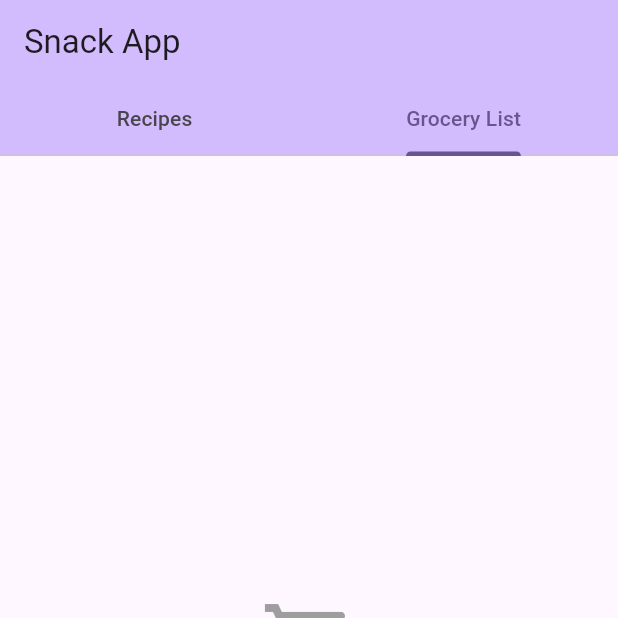
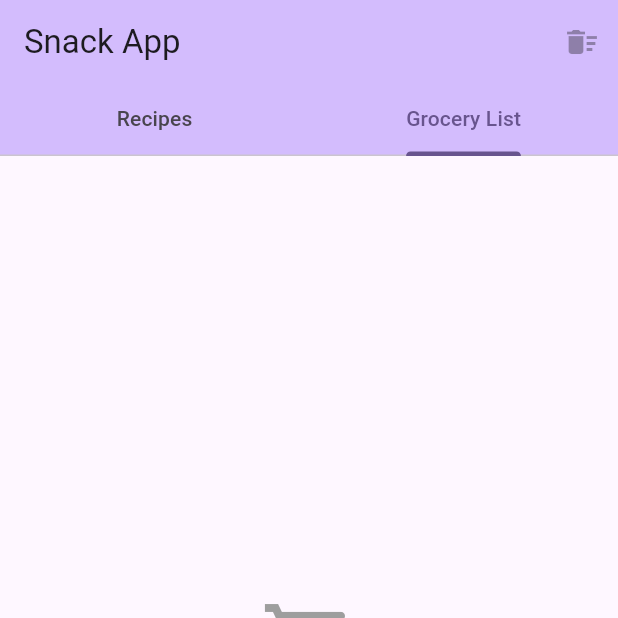
Before and after one commit to mlebrun/snackapp, a Flutter app: the screen it shows after launch, tab 2 chosen, on a phone screen of 412 x 824 dp, the top half of it. Run offline on Flutter 3.47's test engine with Material 3 defaults, Android fonts, the phone set to English and light mode, and no system bars.

Commit message:
auto-claude: subtask-1-4 - Add Clear All IconButton to AppBar actions
- Add IconButton with delete_sweep icon to AppBar actions
- Button only visible on Grocery List tab (index 1)
- Button disabled when grocery list is empty (onPressed: null)
- Triggers existing _showClearAllDialog when pressed

Co-Authored-By: Claude Opus 4.5 <noreply@anthropic.com>

```diff
--- a/lib/screens/home_screen.dart
+++ b/lib/screens/home_screen.dart
@@ -210,6 +210,15 @@ class _HomeScreenState extends State<HomeScreen>
       appBar: AppBar(
         backgroundColor: Theme.of(context).colorScheme.inversePrimary,
         title: const Text('Snack App'),
+        actions: _currentTabIndex == 1
+            ? [
+                IconButton(
+                  icon: const Icon(Icons.delete_sweep),
+                  tooltip: 'Clear all items',
+                  onPressed: _groceryItems.isEmpty ? null : _showClearAllDialog,
+                ),
+              ]
+            : null,
         bottom: TabBar(
           controller: _tabController,
           tabs: const [
```
